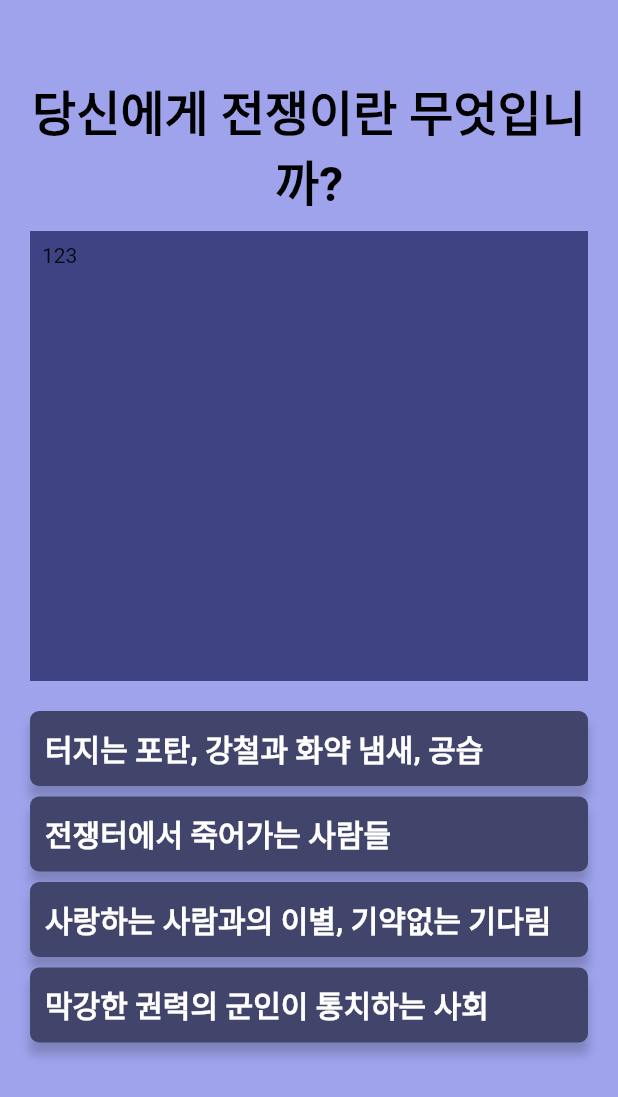
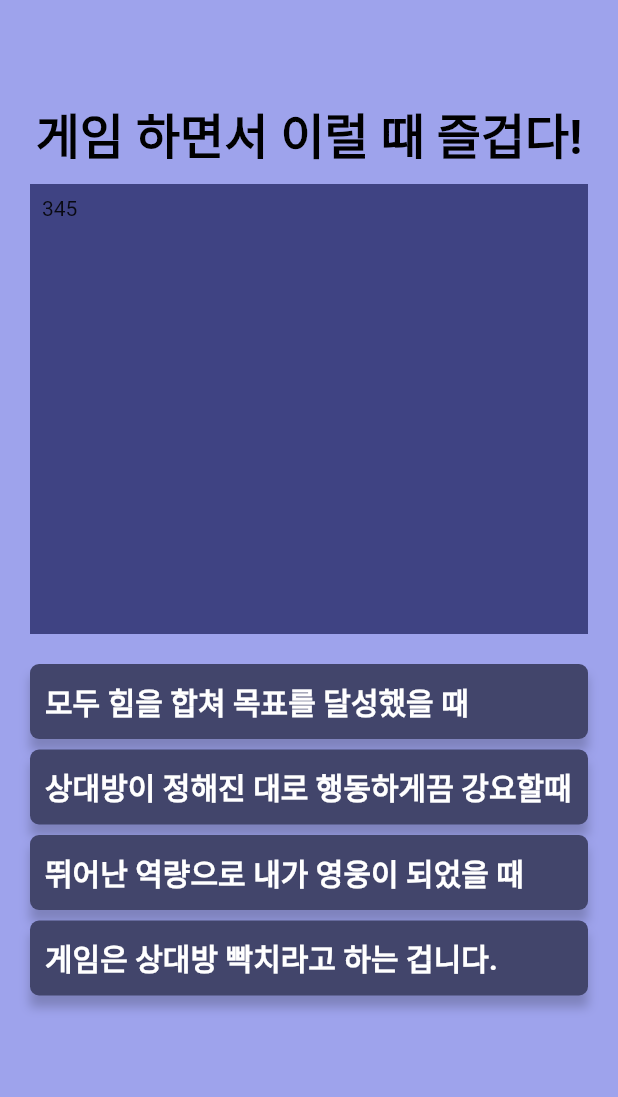
Before and after one commit to gns0170/flutter_app_7, a Flutter app: the Question screen opened directly, on a phone screen of 412 x 824 dp. Shown: the top 1097 px of the screen. Run offline on Flutter 3.47's test engine with Material 2 defaults, Android fonts, the phone set to English and light mode, and no system bars; our stand-ins replace charts_flutter, shared_preferences; accounts and stored records are empty.

Commit message:
question data insert

```diff
--- a/lib/data/questions.dart
+++ b/lib/data/questions.dart
@@ -162,4 +162,66 @@ List<DataQuestion> q = [
     Option("직원이 예의 범절이 없는 태도를 보여줘서", [1, 1, 1, -3], [3, 0, 0, -1, -2], "q1"),
     Option("집에 못가서", [1, 1, 1, -3], [3, 0, 0, -1, -2], "q1"),
   ]),
+  ///////////////////////////////////////////////////////////////////////////////////////////////////////////////
+  //게임 플레이어를 위하여
+  DataQuestion("q21", "게임 하면서 이럴 때 즐겁다!", const Text("345"), [
+    Option("모두 힘을 합쳐 목표를 달성했을 때", [0, 1, 2, 1], [-1, -1, 0, 1, 1], "q22"),
+    Option("상대방이 정해진 대로 행동하게끔 강요할때", [0, 2, 0, -2], [1, 2, 2, -1, -1], "q22"),
+    Option("뛰어난 역량으로 내가 영웅이 되었을 때", [2, 1, -1, -2], [2, -1, 1, 2, -2], "q22"),
+    Option("게임은 상대방 빡치라고 하는 겁니다.", [2, 0, -1, -1], [1, 2, 1, 0, 2], "q22"),
+  ]),
+  DataQuestion("q22", "아군이 너무 못한다!", const Text("345"), [
+    Option("내가 캐리한다, 죽지 마라!", [2, 1, 1, -2], [2, 2, 1, 0, -2], "q23"),
+    Option("아 겜하기 싫다. 대충 하자.", [2, 1, -2, -1], [1, -1, -1, 1, -1], "q23"),
+    Option("되는 데 까지 해보고 안되면 할 수 없지.", [1, 2, 2, -1], [1, -1, 1, 1, 1], "q23"),
+    Option("조용히 리폿을 준비한다.", [0, 0, 1, 0], [-1, 1, 1, 1, 1], "q23"),
+  ]),
+  DataQuestion("q23", "미니맵을 대하는 태도?", const Text("345"), [
+    Option("있으면 좋지만, 없어도 말고", [0, 0, -1, -2], [1, -1, -1, 1, -1], "q24"),
+    Option("활용해서 극한의 이득을 보자.", [0, 2, 1, 1], [-1, 1, 1, -1, 1], "q24"),
+    Option("계속 봐야하지만, 잘 안된다.", [1, 0, 0, 0], [0, 1, 1, 0, 1], "q24"),
+  ]),
+  DataQuestion("q24", "게임을 잘하는 방법?", const Text("345"), [
+    Option("꿋꿋이 자기 할일을 해나간다.", [0, 1, 0, 1], [1, 1, -1, 1, -1], "q25"),
+    Option(
+        "수 많은 정보를 종합하여 최선의 행동을 쌓는다.", [2, 1, -1, -2], [2, 1, 1, 1, -1], "q25"),
+    Option("상대가 싫어할만한 짓만 골라한다.", [2, 0, -2, 1], [-1, 1, 1, -1, 1], "q25"),
+    Option("잘하는 사람이 의도대로 플레이할 수 있도록 돕는다.", [-2, -1, 1, 2], [-1, 2, 1, 1, 2],
+        "q25"),
+  ]),
+  DataQuestion("q25", "극한의 피지컬에서 주목할 점?", const Text("345"), [
+    Option("다 따고, 살아서 나온다.", [2, -1, 1, -2], [2, -1, 1, 1, -2], "q26"),
+    Option("상대방의 노림수를 전부 카운터친다.", [1, 2, -1, 2], [-1, 2, 1, 2, 1], "q26"),
+    Option("예상보다 더 나은 이득을 거둔다.", [0, 2, 0, 1], [2, 2, 1, -1, -1], "q26"),
+    Option("아군의 사기를 고무시킨다.", [1, -1, 2, 1], [1, 0, 0, 0, 1], "q26"),
+  ]),
+  DataQuestion("q26", "이럴 때 집중이 확 된다.", const Text("345"), [
+    Option("상대방과의 미묘한 심리전 중에", [2, 1, -2, -1], [1, -1, 1, 1, -1], "q27"),
+    Option("반복적인 할일을 할 때", [2, 1, 1, 1], [-1, 1, -1, 1, 0], "q27"),
+    Option("목표를 따내려고 노력할 때", [0, 2, 0, 0], [1, 1, 0, 0, 0], "q27"),
+    Option("아군과의 소통 중에", [0, 0, 1, 0], [-2, 1, 1, 1, 1], "q27"),
+  ]),
+  DataQuestion("q27", "강인함이란?", const Text("345"), [
+    Option("돌격하여 분쇄한다.", [2, -1, 1, -1], [2, -1, 0, 0, 1], "q28"),
+    Option("결코 잡히지 않고 세게 때린다.", [1, 1, -1, 0], [-1, -1, 1, 1, 1], "q28"),
+    Option("계속된 실책에도 동요하지 않는다.", [-1, -1, 2, 2], [-1, 2, -1, 1, 0], "q28"),
+  ]),
+  DataQuestion("q28", "왜 게임을 합니까?", const Text("345"), [
+    Option("고된 현실을 잊기 위해", [1, 2, 0, 0], [0, 0, 0, 0, 0], "q29"),
+    Option("잠깐의 즐거움을 얻으려고", [1, 1, 1, 1], [0, 0, 0, 0, 0], "q29"),
+    Option("이기고 싶어서", [2, 1, 1, -2], [0, 0, 0, 0, 0], "q29"),
+    Option("친구들과 행복한 시간", [1, -2, 2, 2], [0, 0, 0, 0, 0], "q29"),
+  ]),
+  DataQuestion("q29", "어떻게하면 게임을 끌 수 있을까?", const Text("345"), [
+    Option("이번 판 이기면", [0, 1, 2, 1], [0, 1, 1, 0, 0], "q30"),
+    Option("특정 티어까지만 찍고", [2, 1, 1, -2], [0, 0, 0, 0, 0], "q30"),
+    Option("한판이라도 내가 캐리하면", [2, -1, -1, -1], [0, 1, 1, 0, 0], "q30"),
+    Option("나는 게임을 멈출 수 없다.", [0, 1, 2, 1], [0, 1, 0, 0, 1], "q30"),
+  ]),
+  DataQuestion("q30", "게임을 잘하려고 공부한다?", const Text("345"), [
+    Option("말이 되는 소리인가?", [2, -1, -1, 1], [1, -1, -1, -1, 1], "q1"),
+    Option("하다보면 익숙해진다.", [0, 2, -1, 0], [0, 0, 1, 1, 0], "q1"),
+    Option("필요할 때 조금씩 찾아본다.", [1, 1, 1, 1], [0, 1, 1, 0, 1], "q1"),
+    Option("선 이론 후 실기", [2, 1, 0, -1], [1, 2, 1, 0, 0], "q1"),
+  ]),
 ];
--- a/lib/screens/questions.dart
+++ b/lib/screens/questions.dart
@@ -15,7 +15,7 @@ class Question extends StatefulWidget {
 
 class _QuestionState extends State<Question> {
   List<DataQuestion> dataQuestions = q;
-  String semiKey = 'q1';
+  String semiKey = 'q21';
   int semiNumberPage = 1;
 
   @override
```
